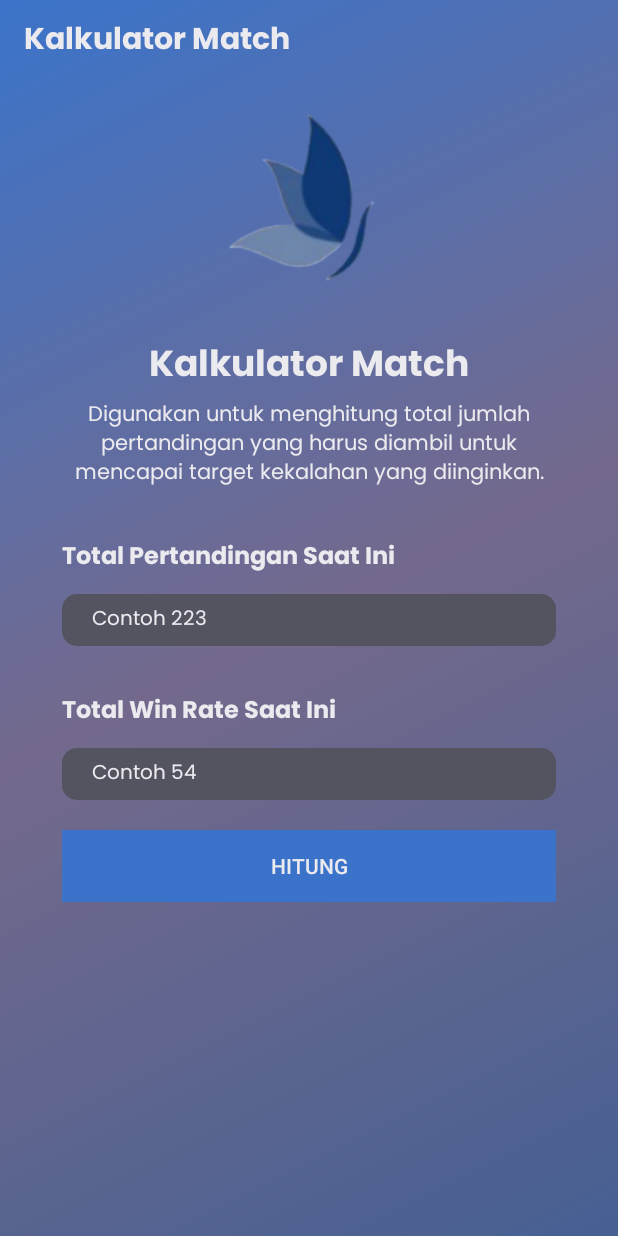
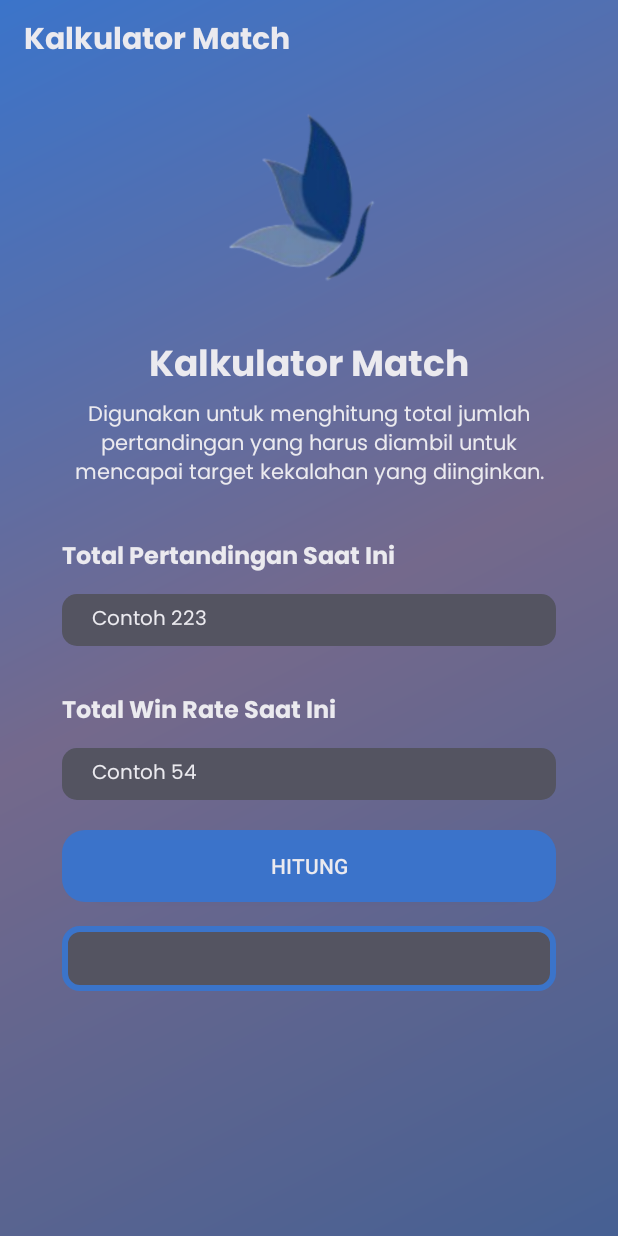
Before and after one commit to Mikaelazzz/Neoz, an Android app: the layout activity_total.xml on its own in the app's theme, with its tools: preview values and no code run, on a phone screen of 412 x 824 dp. Run offline under Robolectric (Android 15) with nearby library versions, the phone set to English and light mode, and no system bars.

Commit message:
Update activity_total.xml

```diff
--- a/app/src/main/res/layout/activity_total.xml
+++ b/app/src/main/res/layout/activity_total.xml
@@ -45,7 +45,7 @@
         android:orientation="vertical"
         app:layout_constraintGuide_percent="0.9" />
 
-    <!-- Image View for Hero -->
+
     <ImageView
         android:id="@+id/logo"
         android:layout_width="0dp"
@@ -59,7 +59,7 @@
         app:layout_constraintWidth_percent="0.8"
         app:layout_constraintHeight_percent="0.2" />
 
-    <!-- Hero Details: Name, Role, and Stats -->
+
     <TextView
         android:id="@+id/titledesk"
         android:layout_width="0dp"
@@ -88,7 +88,7 @@
         app:layout_constraintEnd_toEndOf="@id/guidelineEnd"
         app:layout_constraintWidth_percent="0.8" />
 
-    <!-- Stats Section (Can use RecyclerView for dynamic data) -->
+
     <LinearLayout
         android:layout_width="0dp"
         android:layout_height="wrap_content"
@@ -128,7 +128,10 @@
             android:textColor="@color/font"
             android:fontFamily="@font/poppinsbold"
             android:layout_marginTop="30dp"
-            android:textSize="16sp" />
+            android:textSize="16sp" >
+
+
+        </TextView>
 
         <EditText
             android:id="@+id/totalwr"
@@ -148,10 +151,20 @@
             android:id="@+id/hitung"
             android:layout_width="match_parent"
             android:layout_height="wrap_content"
-            android:background="@color/button"
+            android:background="@drawable/btnn"
             android:text="Hitung"
             android:textColor="@color/font"
             android:layout_marginTop="20dp"/>
+
+        <TextView
+            android:id="@+id/result_text"
+            android:layout_width="match_parent"
+            android:layout_height="wrap_content"
+            android:layout_marginTop="16dp"
+            android:background="@drawable/btnsum"
+            android:padding="12dp"
+            android:textAlignment="center"
+            android:textColor="@color/font"/>
     </LinearLayout>
 
 </androidx.constraintlayout.widget.ConstraintLayout>
```
